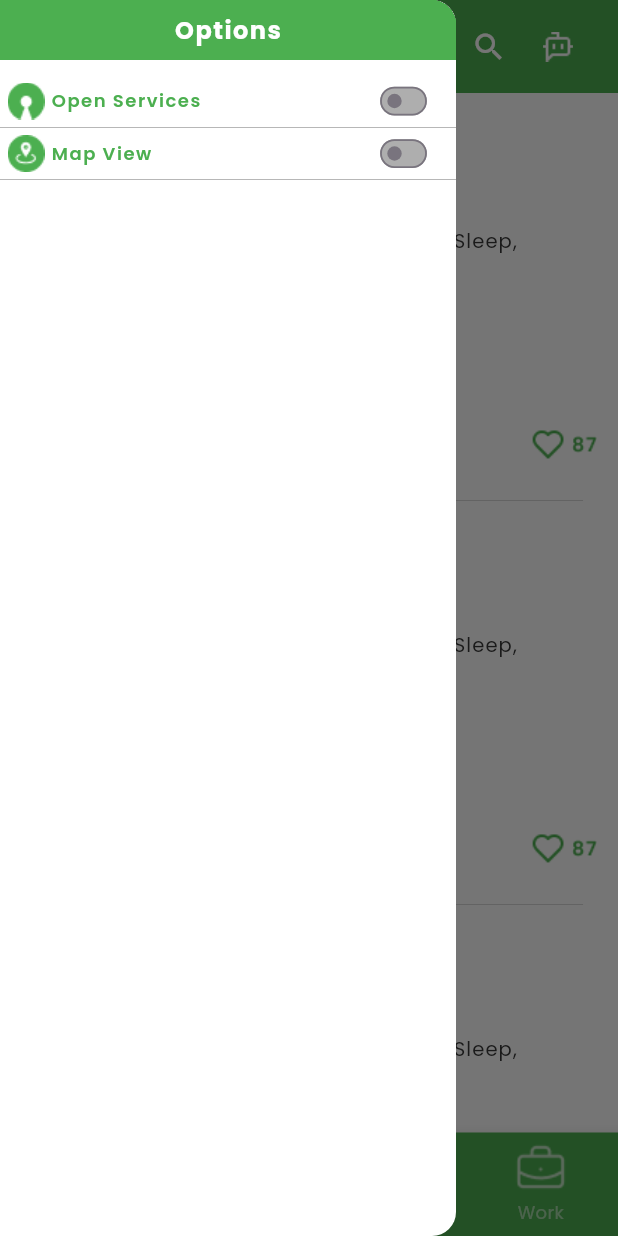
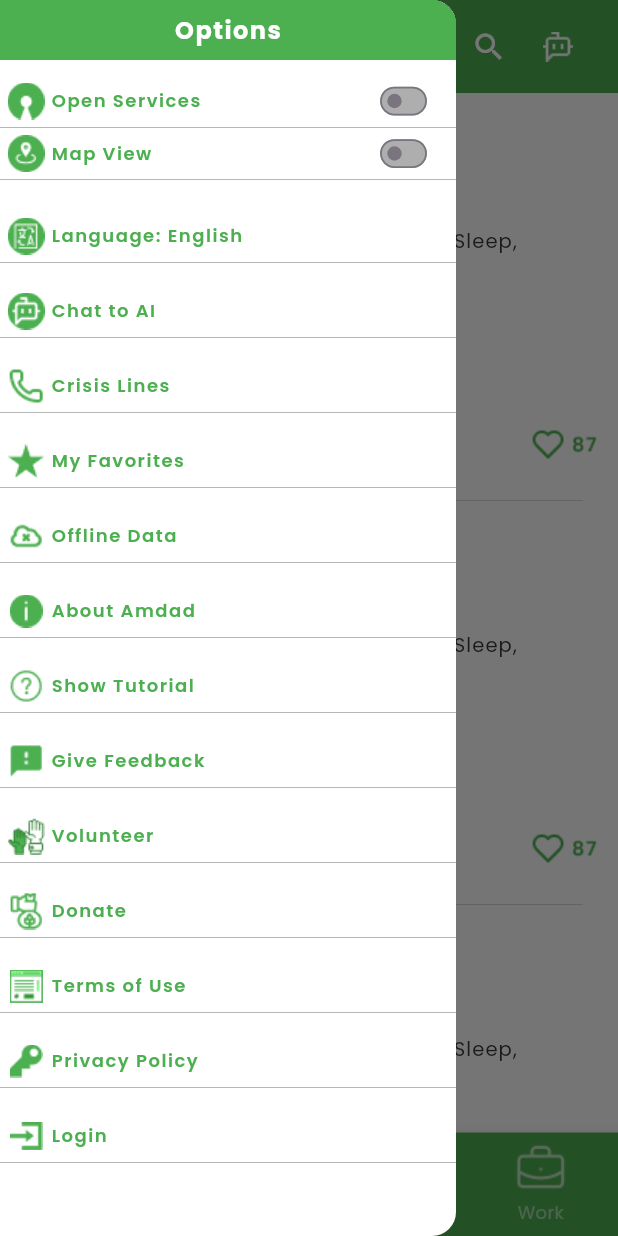
Before and after one commit to Noorullah178632/internship_project, a Flutter app: the screen it shows after launch, with the side drawer open, on a phone screen of 412 x 824 dp. Run offline on Flutter 3.47's test engine with Material 3 defaults, Android fonts, the phone set to English and light mode, and no system bars; our stand-ins replace google_fonts.

Commit message:
crisisLine

```diff
--- a/lib/main.dart
+++ b/lib/main.dart
@@ -26,7 +26,7 @@
   Widget build(BuildContext context) {
     return MaterialApp(
       //try to set the routing
-      initialRoute: Routes.home,
+      initialRoute: RouteName.home,
 
       onGenerateRoute: AppRoutes.RoutesNavigation,
       debugShowCheckedModeBanner: false,
--- a/lib/utils/Appcolors.dart
+++ b/lib/utils/Appcolors.dart
@@ -2,4 +2,5 @@
 
 class Appcolors {
   static Color primarColor = Color(0XFF4CAF50);
+  static Color whiteColor = Color(0XFFFFFFFF);
 }
--- a/lib/utils/Routes/routes.dart
+++ b/lib/utils/Routes/routes.dart
@@ -1,5 +1,5 @@
 //present all the screens or the routes of the app
-class Routes {
+class RouteName {
   static const String home = "/home";
   static const String work = "/work";
   static const String chatting = "/chatting";
--- a/lib/utils/Routes/routes_navigation.dart
+++ b/lib/utils/Routes/routes_navigation.dart
@@ -1,7 +1,7 @@
 import 'package:first_app/utils/Routes/routes.dart';
 import 'package:first_app/views/about_view.dart';
 import 'package:first_app/views/chatting_view.dart';
-import 'package:first_app/views/crisis_line_view.dart';
+import 'package:first_app/views/CrisisLines/crisis_line_view.dart';
 
 import 'package:first_app/views/give_feedback_view.dart';
 import 'package:first_app/views/homescreens/homescreens.dart';
@@ -15,28 +15,28 @@
   static Route<dynamic> RoutesNavigation(RouteSettings settings) {
     //with the the help of switching we have to switch through screens
     switch (settings.name) {
-      case Routes.home:
+      case RouteName.home:
         return MaterialPageRoute(builder: (_) => Homescreens());
 
-      case Routes.chatting:
+      case RouteName.chatting:
         return MaterialPageRoute(builder: (_) => ChattingView());
 
-      case Routes.crisisLine:
+      case RouteName.crisisLine:
         return MaterialPageRoute(builder: (_) => CrisisLineView());
 
-      case Routes.offLineData:
+      case RouteName.offLineData:
         return MaterialPageRoute(builder: (_) => OfflineDataView());
 
-      case Routes.about:
+      case RouteName.about:
         return MaterialPageRoute(builder: (_) => AboutView());
 
-      case Routes.showTutorial:
+      case RouteName.showTutorial:
         return MaterialPageRoute(builder: (_) => ShowTutorialView());
 
-      case Routes.giveFeedBack:
+      case RouteName.giveFeedBack:
         return MaterialPageRoute(builder: (_) => GiveFeedbackView());
 
-      case Routes.login:
+      case RouteName.login:
         return MaterialPageRoute(builder: (_) => LoginView());
 
       default:
--- a/lib/views/homescreens/drawer_view_screen.dart
+++ b/lib/views/DraweScreens/drawer_view_screen.dart
@@ -1,7 +1,8 @@
-import 'dart:js_interop';
+import 'package:first_app/utils/Appcolors.dart';
+import 'package:first_app/utils/Routes/routes.dart';
+import 'package:first_app/view_models/switch_view_model.dart';
+import 'package:first_app/views/DraweScreens/drawer_widget.dart';
 
-import 'package:first_app/utils/Appcolors.dart';
-import 'package:first_app/view_models/switch_view_model.dart';
 import 'package:flutter/material.dart';
 import 'package:provider/provider.dart';
 
@@ -154,6 +155,84 @@
               );
             },
           ),
+          SizedBox(height: 20),
+          CustomizeContainer(
+            customizeText: "Language: English",
+            customizeImage: "assets/images/icons/Language.png",
+            routeName: RouteName.chatting,
+          ),
+          SizedBox(height: 15),
+          CustomizeContainer(
+            customizeText: "Chat to AI",
+            customizeImage: "assets/images/icons/chat_to_ai.png",
+            routeName: RouteName.chatting,
+          ),
+          SizedBox(height: 15),
+          CustomizeContainer(
+            customizeText: "Crisis Lines",
+            customizeImage: "assets/images/icons/phone.png",
+            routeName: RouteName.crisisLine,
+          ),
+          SizedBox(height: 15),
+          CustomizeContainer(
+            customizeText: "My Favorites",
+            customizeImage: "assets/images/icons/star2.png",
+            routeName: RouteName.chatting,
+          ),
+          SizedBox(height: 15),
+          CustomizeContainer(
+            customizeText: "Offline Data",
+            customizeImage: "assets/images/icons/disconnect.png",
+            routeName: RouteName.chatting,
+          ),
+          SizedBox(height: 15),
+          CustomizeContainer(
+            customizeText: "About Amdad",
+            customizeImage: "assets/images/icons/About.png",
+            routeName: RouteName.chatting,
+          ),
+          SizedBox(height: 15),
+          CustomizeContainer(
+            customizeText: "Show Tutorial",
+            customizeImage: "assets/images/icons/question-mark.png",
+            routeName: RouteName.chatting,
+          ),
+          SizedBox(height: 15),
+          CustomizeContainer(
+            customizeText: "Give Feedback",
+            customizeImage: "assets/images/icons/feedback.png",
+            routeName: RouteName.chatting,
+          ),
+          SizedBox(height: 15),
+          CustomizeContainer(
+            customizeText: "Volunteer",
+            customizeImage: "assets/images/icons/Volunteer.png",
+            routeName: RouteName.chatting,
+          ),
+          SizedBox(height: 15),
+          CustomizeContainer(
+            customizeText: "Donate",
+            customizeImage: "assets/images/icons/Donate.png",
+            routeName: RouteName.chatting,
+          ),
+          SizedBox(height: 15),
+          CustomizeContainer(
+            customizeText: "Terms of Use",
+            customizeImage: "assets/images/icons/terms.png",
+            routeName: RouteName.chatting,
+          ),
+          SizedBox(height: 15),
+          CustomizeContainer(
+            customizeText: "Privacy Policy",
+            customizeImage: "assets/images/icons/privacy policy.png",
+            routeName: RouteName.chatting,
+          ),
+          SizedBox(height: 15),
+          CustomizeContainer(
+            customizeText: "Login",
+            customizeImage: "assets/images/icons/login.png",
+            routeName: RouteName.chatting,
+          ),
         ],
       ),
     );
--- /dev/null
+++ b/lib/views/DraweScreens/drawer_widget.dart
@@ -0,0 +1,53 @@
+import 'package:first_app/utils/Appcolors.dart';
+import 'package:flutter/material.dart';
+
+class CustomizeContainer extends StatelessWidget {
+  final String customizeText;
+  final String customizeImage;
+
+  final String routeName;
+
+  //make a constrcutor for them
+  CustomizeContainer({
+    required this.customizeText,
+    required this.customizeImage,
+    required this.routeName,
+  });
+
+  @override
+  Widget build(BuildContext context) {
+    return GestureDetector(
+      onTap: () {
+        Navigator.pushNamed(context, routeName);
+      },
+      child: Container(
+        height: 35,
+        width: double.infinity,
+        decoration: BoxDecoration(
+          border: Border(
+            bottom: BorderSide(color: Color(0XFF5E5E5E), width: 0.3),
+          ),
+        ),
+        child: Padding(
+          padding: EdgeInsets.all(5),
+          child: Row(
+            children: [
+              Image(image: AssetImage(customizeImage), width: 25, height: 25),
+              SizedBox(width: 4),
+              Text(
+                customizeText,
+                style: TextStyle(
+                  color: Appcolors.primarColor,
+                  fontWeight: FontWeight.w600,
+                  fontSize: 12,
+                  letterSpacing: 1,
+                  height: 1.5,
+                ),
+              ),
+            ],
+          ),
+        ),
+      ),
+    );
+  }
+}
--- a/lib/views/homescreens/homescreens.dart
+++ b/lib/views/homescreens/homescreens.dart
@@ -1,6 +1,6 @@
 import 'package:first_app/view_models/bottom_view_nav.dart';
 
-import 'package:first_app/views/homescreens/drawer_view_screen.dart';
+import 'package:first_app/views/DraweScreens/drawer_view_screen.dart';
 import 'package:first_app/views/widgets/containerWidget.dart';
 
 import 'package:flutter/material.dart';
--- a/pubspec.yaml
+++ b/pubspec.yaml
@@ -36,6 +36,7 @@
   cupertino_icons: ^1.0.8
   provider: ^6.1.5+1
   google_fonts: ^6.3.2
+  url_launcher: ^6.3.2
 
 dev_dependencies:
   flutter_test:
```
Also changed, not shown: lib/models/crisis_model.dart (added, +15 -0 lines), lib/view_models/crisis_view_model.dart (added, +54 -0 lines), lib/views/CrisisLines/crisis_line_view.dart (added, +64 -0 lines), lib/views/CrisisLines/crisis_widget.dart (added, +168 -0 lines), lib/views/crisis_line_view.dart (deleted, +0 -15 lines), assets/images/icons/chat_to_ai.png (added), assets/images/icons/star2.png (renamed from assets/images/icons/Star 2.png), assets/images/icons/terms.png (added), assets/images/icons/website.png (added), pubspec.lock, 5 other files.
